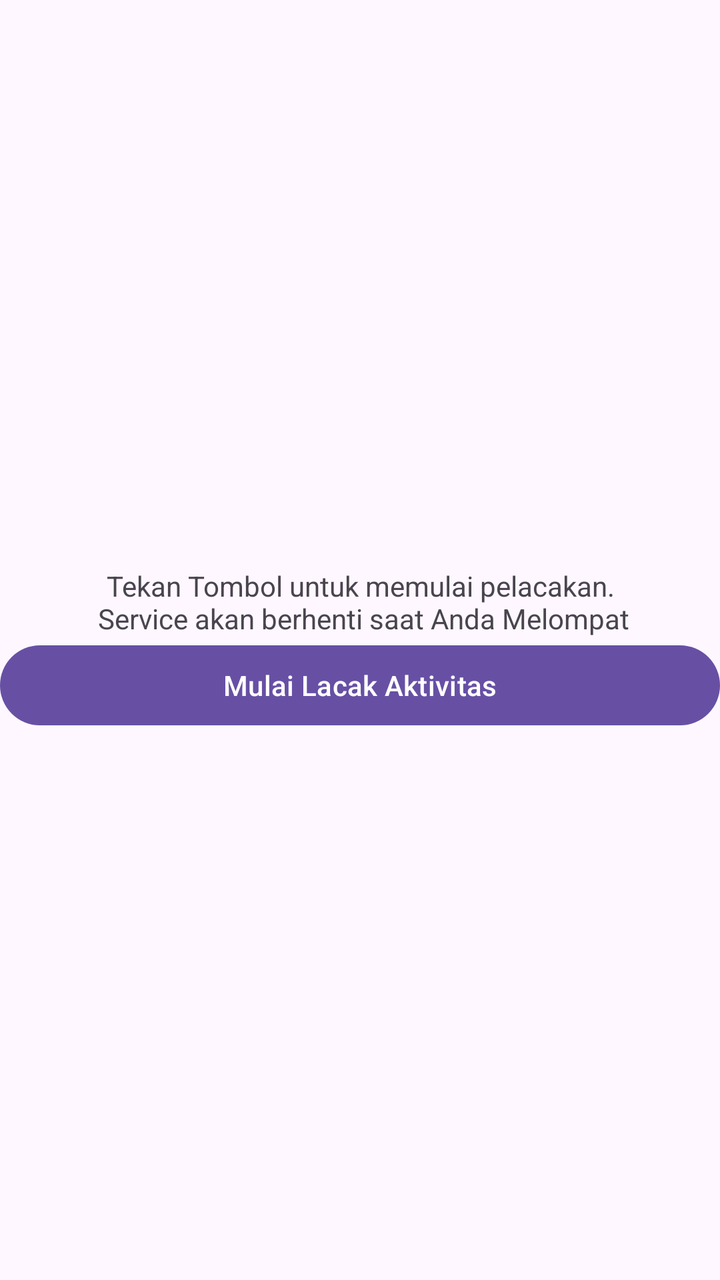
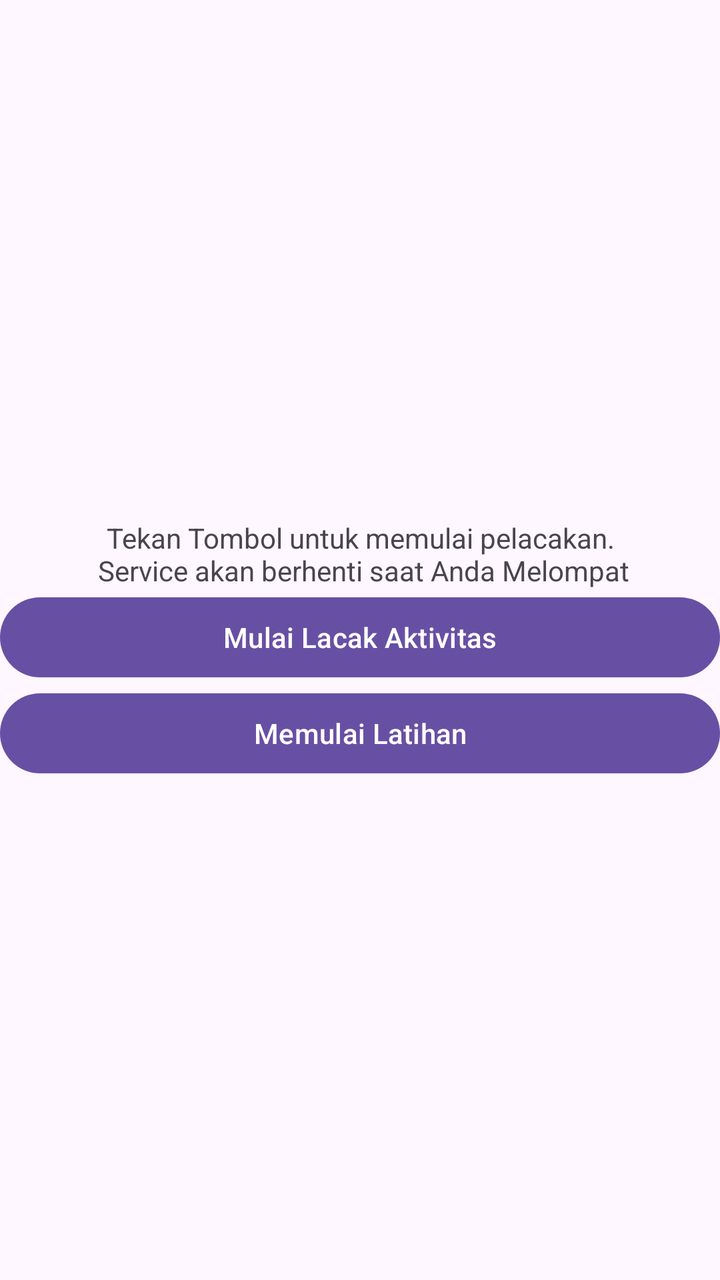

Two renders of the same Android screen: before a commit and after it. Below are the layout's source before the change and the commit's diff.
<!-- AndroidManifest.xml: application theme Theme.BackgroundServices -->
<!-- res/layout/activity_main.xml -->
<?xml version="1.0" encoding="utf-8"?>
<LinearLayout xmlns:android="http://schemas.android.com/apk/res/android"
    xmlns:app="http://schemas.android.com/apk/res-auto"
    xmlns:tools="http://schemas.android.com/tools"
    android:id="@+id/main"
    android:layout_width="match_parent"
    android:layout_height="match_parent"
    tools:context=".MainActivity"
    android:orientation="vertical"
    >

    <LinearLayout
        android:layout_width="match_parent"
        android:layout_height="match_parent"
        android:layout_gravity="center_vertical"
        android:gravity="center"
        android:orientation="vertical"
        >
        <TextView
            android:layout_width="match_parent"
            android:layout_height="wrap_content"
            android:id="@+id/statusTextView"
            android:text="Tekan Tombol untuk memulai pelacakan.\n Service akan berhenti saat Anda Melompat"
            android:gravity="center"
            android:layout_marginTop="10dp"
            android:layout_gravity="center_vertical"
            />

        <Button
            android:layout_width="match_parent"
            android:layout_height="wrap_content"
            android:id="@+id/btnStart"
            android:text="Mulai Lacak Aktivitas"
            android:layout_gravity="center_vertical"
            />
    </LinearLayout>

</LinearLayout>
<!-- resources referenced by this layout -->
<resources>
  <style name="Theme.BackgroundServices" parent="Base.Theme.BackgroundServices" />
  <style name="Base.Theme.BackgroundServices" parent="Theme.Material3.DayNight.NoActionBar">
          
          
      </style>
</resources>

<!-- the commit's change to res/layout/activity_main.xml (unified diff, before → after) -->
@@ -33,6 +33,13 @@
             android:text="Mulai Lacak Aktivitas"
             android:layout_gravity="center_vertical"
             />
+
+        <Button
+            android:layout_width="match_parent"
+            android:layout_height="wrap_content"
+            android:text="Memulai Latihan"
+            />
+
     </LinearLayout>
 
 </LinearLayout>
